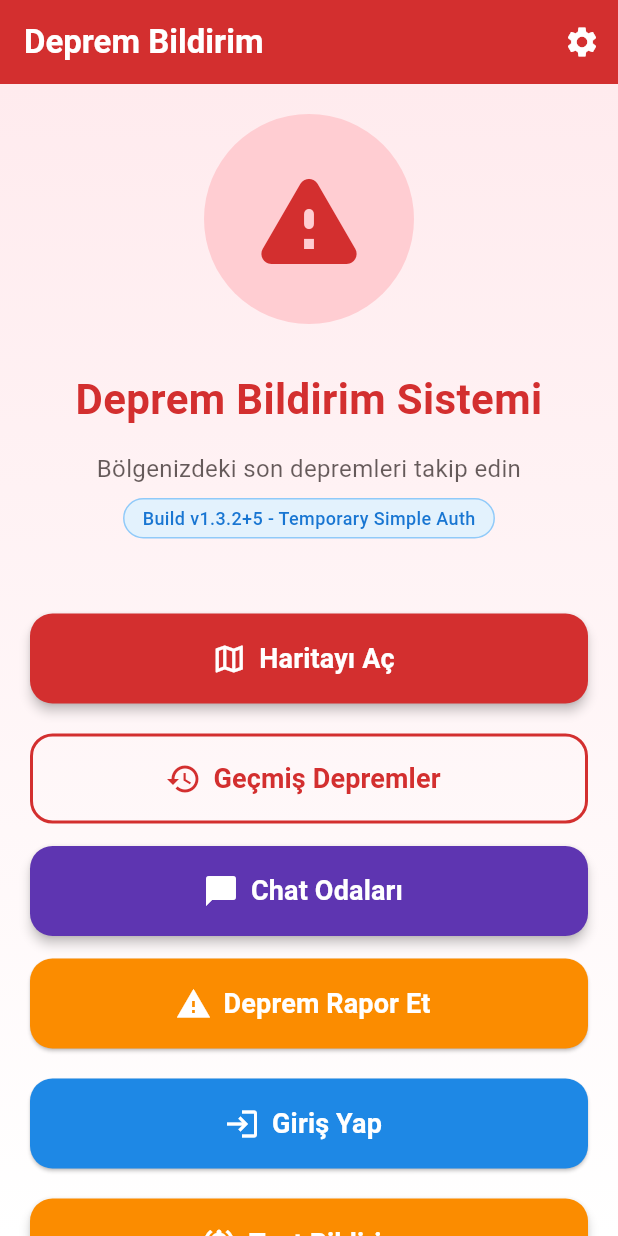
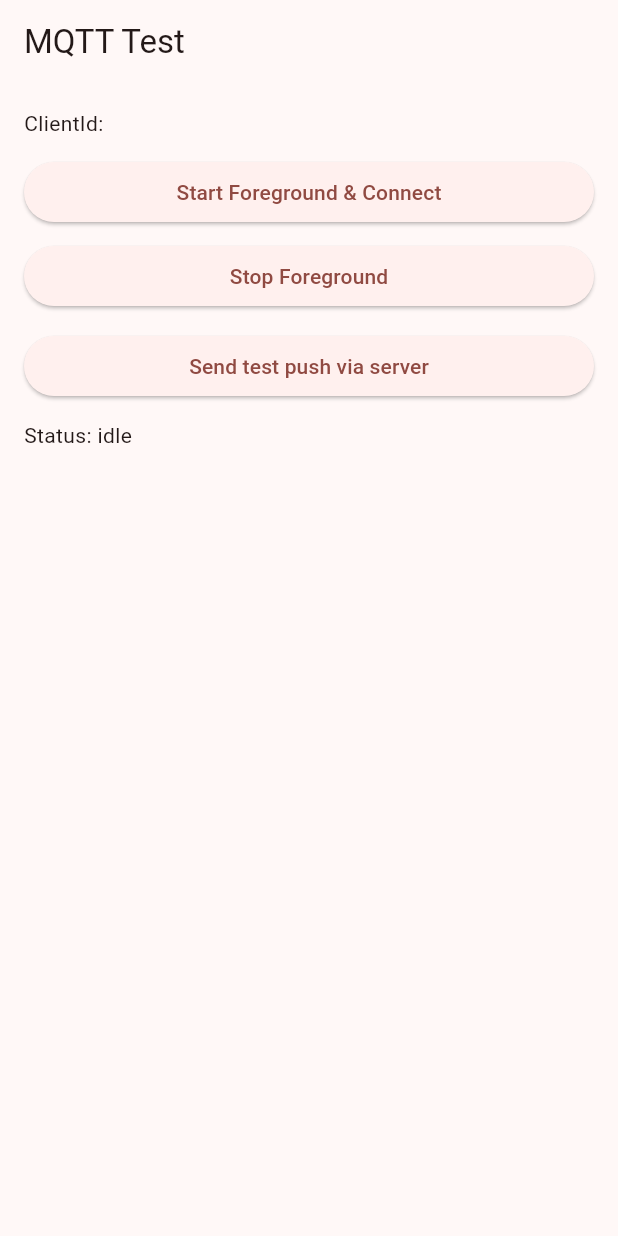
Before and after one commit to fatihsuzen/deprem-server, a Flutter app: the screen it shows after launch, on a phone screen of 412 x 824 dp. Run offline on Flutter 3.47's test engine with Material 3 defaults, Android fonts, the phone set to English and light mode, and no system bars; our stand-ins replace cached_network_image, cloud_firestore, firebase_auth, flutter_local_notifications, flutter_map, geocoding and 6 more; missing offline and left inert: flutter_foreground_task, mqtt_client; accounts and stored records are empty.

Commit message:
test(mobile): add MQTT test screen and set as home for testing

```diff
--- a/lib/main.dart
+++ b/lib/main.dart
@@ -1,6 +1,6 @@
 import 'package:flutter/material.dart';
 import 'package:shared_preferences/shared_preferences.dart';
-import 'screens/home_screen_simple.dart';
+import 'screens/mqtt_test_screen.dart';
 import 'services/location_service.dart';
 import 'services/notification_service.dart';
 
@@ -54,11 +54,7 @@ class _DepremAppState extends State<DepremApp> {
     });
   }
 
-  void _updateTheme(bool darkTheme) {
-    setState(() {
-      isDarkTheme = darkTheme;
-    });
-  }
+  // theme toggling removed for test screen
 
   @override
   Widget build(BuildContext context) {
@@ -90,7 +86,8 @@ class _DepremAppState extends State<DepremApp> {
         useMaterial3: true,
       ),
       themeMode: isDarkTheme ? ThemeMode.dark : ThemeMode.light,
-      home: HomeScreen(onThemeChanged: _updateTheme),
+  // For testing MQTT foreground functionality, open the MQTT test screen.
+  home: const MqttTestScreen(),
       debugShowCheckedModeBanner: false,
     );
   }
--- /dev/null
+++ b/lib/screens/mqtt_test_screen.dart
@@ -0,0 +1,84 @@
+import 'package:flutter/material.dart';
+import '../services/mqtt_service.dart';
+import 'package:http/http.dart' as http;
+import 'dart:convert';
+
+class MqttTestScreen extends StatefulWidget {
+  const MqttTestScreen({super.key});
+
+  @override
+  State<MqttTestScreen> createState() => _MqttTestScreenState();
+}
+
+class _MqttTestScreenState extends State<MqttTestScreen> {
+  final _serverBase = 'http://your-server:3000';
+  String _status = 'idle';
+  String _clientId = '';
+
+  @override
+  void initState() {
+    super.initState();
+    _loadClientId();
+  }
+
+  Future<void> _loadClientId() async {
+    final id = MqttService.instance.clientId;
+    setState(() {
+      _clientId = id ?? '';
+    });
+  }
+
+  Future<void> _startForeground() async {
+    setState(() => _status = 'starting');
+    await MqttService.instance.startForegroundTask();
+    await Future.delayed(const Duration(seconds: 1));
+    setState(() => _status = 'started');
+    _loadClientId();
+  }
+
+  Future<void> _stopForeground() async {
+    setState(() => _status = 'stopping');
+    await MqttService.instance.stopForegroundTask();
+    setState(() => _status = 'stopped');
+  }
+
+  Future<void> _testPush() async {
+    if (_clientId.isEmpty) {
+      setState(() => _status = 'no-client');
+      return;
+    }
+    final target = 'mqtt_$_clientId';
+    final url = Uri.parse('$_serverBase/api/test/push');
+    final body = jsonEncode({ 'target': target, 'title': 'Test', 'body': 'MQTT test mesajı' });
+    try {
+      final r = await http.post(url, body: body, headers: {'Content-Type': 'application/json'}).timeout(const Duration(seconds: 10));
+      setState(() => _status = 'sent ${r.statusCode}');
+    } catch (e) {
+      setState(() => _status = 'error $e');
+    }
+  }
+
+  @override
+  Widget build(BuildContext context) {
+    return Scaffold(
+      appBar: AppBar(title: const Text('MQTT Test')),
+      body: Padding(
+        padding: const EdgeInsets.all(16.0),
+        child: Column(
+          crossAxisAlignment: CrossAxisAlignment.stretch,
+          children: [
+            Text('ClientId: $_clientId'),
+            const SizedBox(height: 12),
+            ElevatedButton(onPressed: _startForeground, child: const Text('Start Foreground & Connect')),
+            const SizedBox(height: 8),
+            ElevatedButton(onPressed: _stopForeground, child: const Text('Stop Foreground')),
+            const SizedBox(height: 12),
+            ElevatedButton(onPressed: _testPush, child: const Text('Send test push via server')),
+            const SizedBox(height: 12),
+            Text('Status: $_status')
+          ],
+        ),
+      ),
+    );
+  }
+}
```
